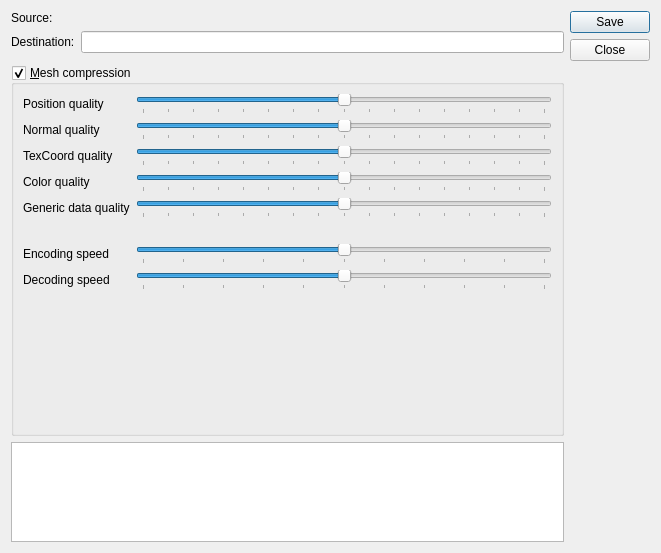
Before: the Qt Designer form tools/assetpipelineeditor/exportdialog.ui in KDAB/kuesa, drawn with Qt 5.
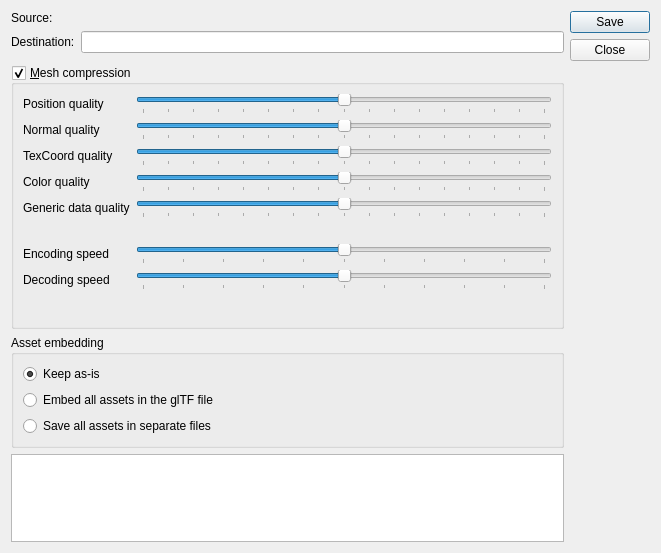
After: the same form once the commit is applied.

Commit message: Enable assetpipelineeditor and assetprocessor to embed meshes

```diff
--- a/tools/assetpipelineeditor/exportdialog.ui
+++ b/tools/assetpipelineeditor/exportdialog.ui
@@ -14,20 +14,6 @@
    <string>Export</string>
   </property>
   <layout class="QGridLayout" name="gridLayout">
-   <item row="1" column="1">
-    <layout class="QHBoxLayout" name="horizontalLayout">
-     <item>
-      <widget class="QLabel" name="label">
-       <property name="text">
-        <string>Destination:</string>
-       </property>
-      </widget>
-     </item>
-     <item>
-      <widget class="QLineEdit" name="destination"/>
-     </item>
-    </layout>
-   </item>
    <item row="0" column="1">
     <widget class="QLabel" name="sourceLabel">
      <property name="sizePolicy">
@@ -41,32 +27,13 @@
      </property>
     </widget>
    </item>
-   <item row="4" column="1">
-    <widget class="QPlainTextEdit" name="errorLog">
-     <property name="maximumSize">
-      <size>
-       <width>16777215</width>
-       <height>100</height>
-      </size>
-     </property>
-     <property name="baseSize">
-      <size>
-       <width>0</width>
-       <height>0</height>
-      </size>
-     </property>
-     <property name="readOnly">
-      <bool>true</bool>
-     </property>
-    </widget>
-   </item>
    <item row="0" column="2" rowspan="4">
     <widget class="QDialogButtonBox" name="buttonBox">
      <property name="orientation">
       <enum>Qt::Vertical</enum>
      </property>
      <property name="standardButtons">
-      <set>QDialogButtonBox::Save|QDialogButtonBox::Close</set>
+      <set>QDialogButtonBox::Close|QDialogButtonBox::Save</set>
      </property>
     </widget>
    </item>
@@ -410,6 +377,72 @@
      </layout>
     </widget>
    </item>
+   <item row="1" column="1">
+    <layout class="QHBoxLayout" name="horizontalLayout">
+     <item>
+      <widget class="QLabel" name="label">
+       <property name="text">
+        <string>Destination:</string>
+       </property>
+      </widget>
+     </item>
+     <item>
+      <widget class="QLineEdit" name="destination"/>
+     </item>
+    </layout>
+   </item>
+   <item row="5" column="1">
+    <widget class="QPlainTextEdit" name="errorLog">
+     <property name="maximumSize">
+      <size>
+       <width>16777215</width>
+       <height>100</height>
+      </size>
+     </property>
+     <property name="baseSize">
+      <size>
+       <width>0</width>
+       <height>0</height>
+      </size>
+     </property>
+     <property name="readOnly">
+      <bool>true</bool>
+     </property>
+    </widget>
+   </item>
+   <item row="4" column="1">
+    <widget class="QGroupBox" name="groupBox">
+     <property name="title">
+      <string>Asset embedding</string>
+     </property>
+     <layout class="QGridLayout" name="gridLayout_3">
+      <item row="0" column="0">
+       <widget class="QRadioButton" name="embedKeep">
+        <property name="text">
+         <string>Keep as-is</string>
+        </property>
+        <property name="checked">
+         <bool>true</bool>
+        </property>
+       </widget>
+      </item>
+      <item row="1" column="0">
+       <widget class="QRadioButton" name="embedAll">
+        <property name="text">
+         <string>Embed all assets in the glTF file</string>
+        </property>
+       </widget>
+      </item>
+      <item row="2" column="0">
+       <widget class="QRadioButton" name="embedNone">
+        <property name="text">
+         <string>Save all assets in separate files</string>
+        </property>
+       </widget>
+      </item>
+     </layout>
+    </widget>
+   </item>
   </layout>
  </widget>
  <resources/>
```
The commit also changes 3 other files.
